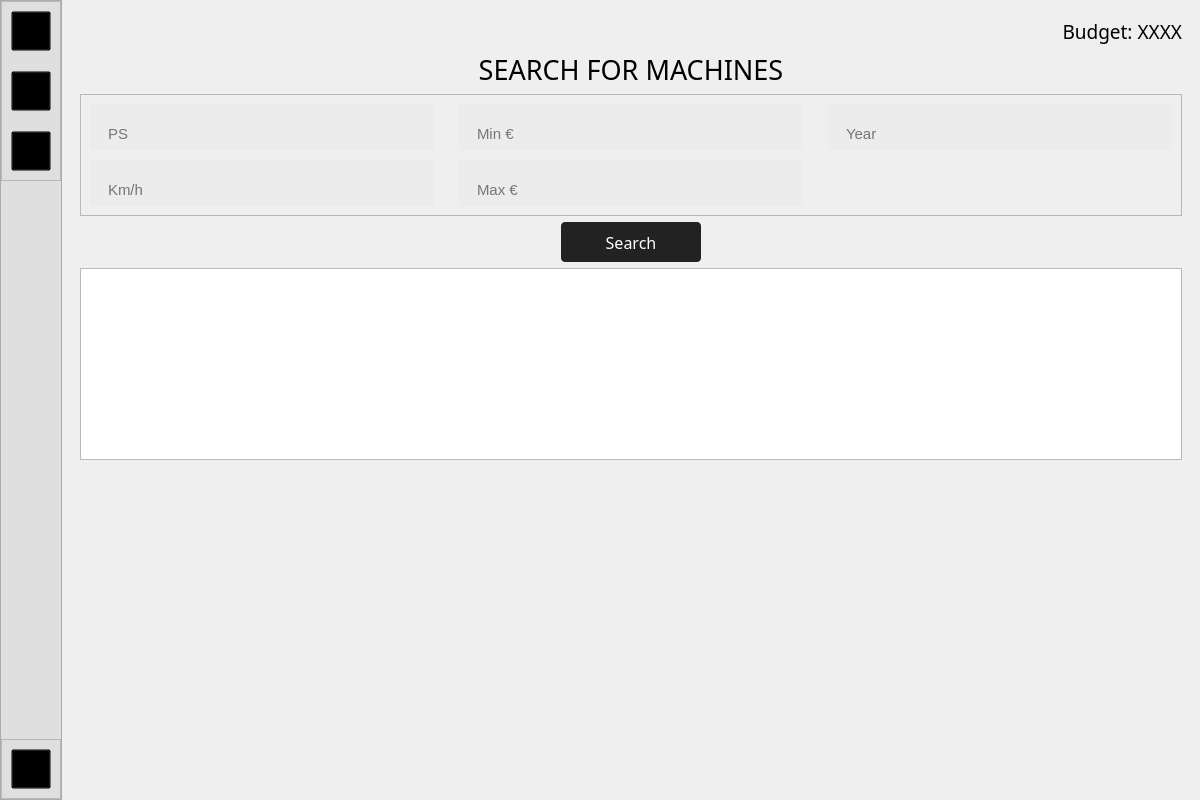
This is ui_files/interface.ui in xTheSheep/gui_landwirtschaftliche_fahrzeuge as Qt 5 draws it before an edit. The edited form follows.
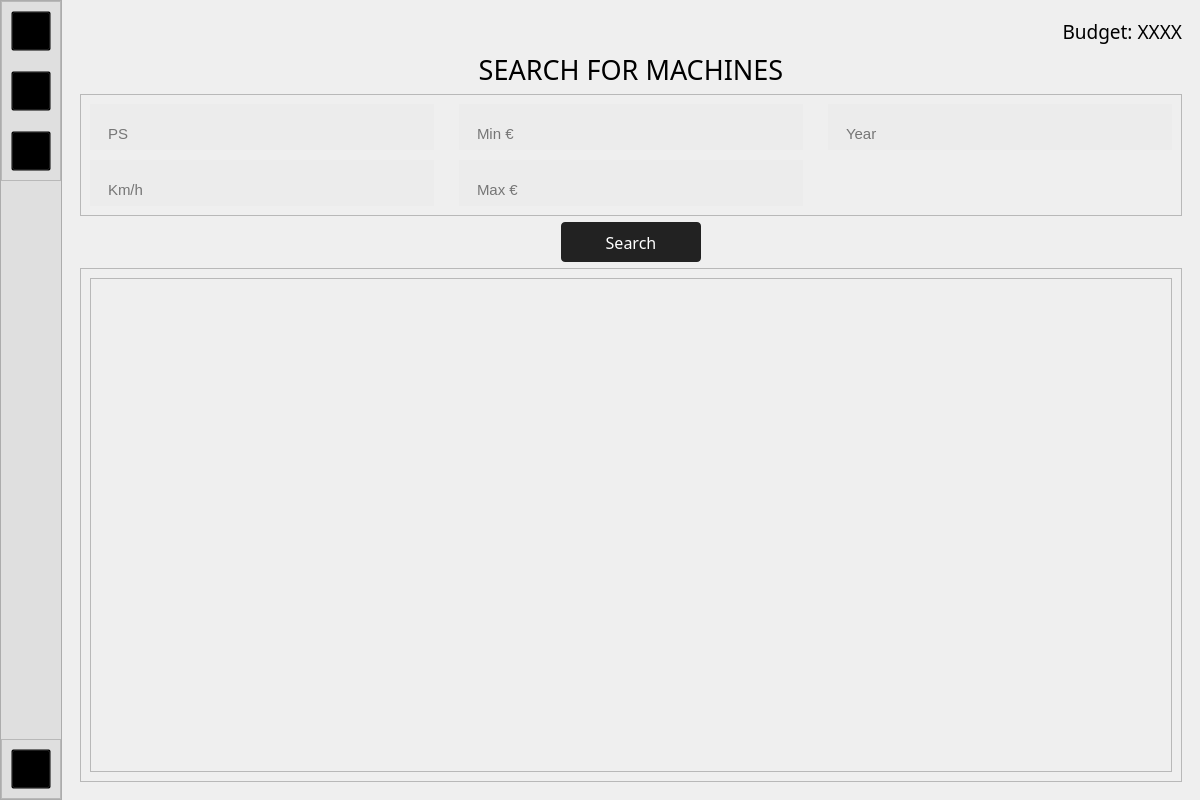
This is the edited form. The open tabs and pages were chosen to show the change. Icons and pictures are not drawn.

Commit message: added functional item view to buyer

What changed in the file:
```diff
--- a/ui_files/interface.ui
+++ b/ui_files/interface.ui
@@ -576,7 +576,7 @@
            <bool>false</bool>
           </property>
           <layout class="QHBoxLayout" name="horizontalLayout">
-           <item alignment="Qt::AlignTop">
+           <item>
             <widget class="QStackedWidget" name="stackedWidget_mainapp">
              <property name="currentIndex">
               <number>0</number>
@@ -736,7 +736,6 @@
   border-style: none;
   color: #fff;
   line-height: 1.5;
-  max-width: none;
   padding: 9px 20px 8px;
 }
 
@@ -902,7 +901,47 @@
                 </widget>
                </item>
                <item>
-                <widget class="QTableView" name="table_search_items"/>
+                <widget class="QFrame" name="frame_4">
+                 <property name="frameShape">
+                  <enum>QFrame::StyledPanel</enum>
+                 </property>
+                 <property name="frameShadow">
+                  <enum>QFrame::Raised</enum>
+                 </property>
+                 <layout class="QVBoxLayout" name="verticalLayout_11">
+                  <item>
+                   <widget class="QScrollArea" name="scrollArea_buyer">
+                    <property name="widgetResizable">
+                     <bool>true</bool>
+                    </property>
+                    <widget class="QWidget" name="scrollAreaWidgetContents_2">
+                     <property name="geometry">
+                      <rect>
+                       <x>0</x>
+                       <y>0</y>
+                       <width>1080</width>
+                       <height>498</height>
+                      </rect>
+                     </property>
+                     <layout class="QVBoxLayout" name="layout_search_buyer">
+                      <property name="leftMargin">
+                       <number>0</number>
+                      </property>
+                      <property name="topMargin">
+                       <number>0</number>
+                      </property>
+                      <property name="rightMargin">
+                       <number>0</number>
+                      </property>
+                      <property name="bottomMargin">
+                       <number>0</number>
+                      </property>
+                     </layout>
+                    </widget>
+                   </widget>
+                  </item>
+                 </layout>
+                </widget>
                </item>
               </layout>
              </widget>
```
Left out of the diff: 30 changed lines with no effect on the pictures. The commit also changes 2 other files.
